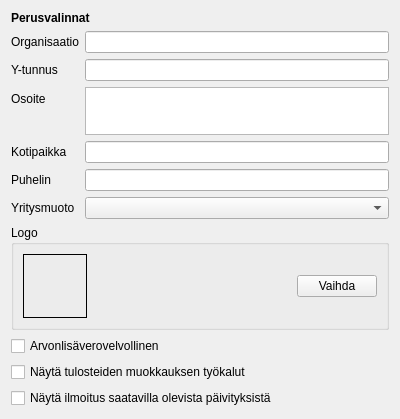
Old version of the form kitupiikki/maaritys/perusvalinnat.ui in the repository artoh/kitupiikki.
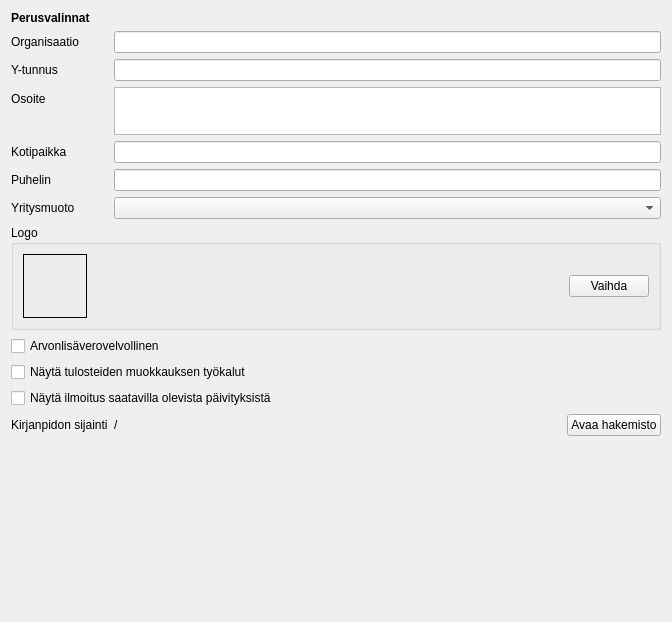
New version of the form.

Commit message: Perusvalinnoissa kirjanpidon sijainti

```diff
--- a/kitupiikki/maaritys/perusvalinnat.ui
+++ b/kitupiikki/maaritys/perusvalinnat.ui
@@ -6,24 +6,22 @@
    <rect>
     <x>0</x>
     <y>0</y>
-    <width>400</width>
-    <height>409</height>
+    <width>672</width>
+    <height>622</height>
    </rect>
   </property>
   <property name="windowTitle">
    <string>Form</string>
   </property>
-  <layout class="QVBoxLayout" name="verticalLayout_2">
-   <item>
+  <layout class="QFormLayout" name="formLayout">
+   <item row="0" column="0" colspan="2">
     <widget class="QLabel" name="label_3">
      <property name="text">
       <string>&lt;html&gt;&lt;head/&gt;&lt;body&gt;&lt;p&gt;&lt;span style=&quot; font-weight:600;&quot;&gt;Perusvalinnat&lt;/span&gt;&lt;/p&gt;&lt;/body&gt;&lt;/html&gt;</string>
      </property>
     </widget>
    </item>
-   <item>
-    <layout class="QFormLayout" name="formLayout">
-     <item row="0" column="0">
+   <item row="1" column="0">
       <widget class="QLabel" name="label">
        <property name="text">
         <string>Organisaatio</string>
@@ -33,10 +31,10 @@
        </property>
       </widget>
      </item>
-     <item row="0" column="1">
+   <item row="1" column="1">
       <widget class="QLineEdit" name="organisaatioEdit"/>
      </item>
-     <item row="1" column="0">
+   <item row="3" column="0">
       <widget class="QLabel" name="label_2">
        <property name="text">
         <string>Y-tunnus</string>
@@ -46,10 +44,10 @@
        </property>
       </widget>
      </item>
-     <item row="1" column="1">
+   <item row="3" column="1">
       <widget class="QLineEdit" name="ytunnusEdit"/>
      </item>
-     <item row="2" column="0">
+   <item row="5" column="0">
       <widget class="QLabel" name="label_4">
        <property name="text">
         <string>Osoite</string>
@@ -59,7 +57,7 @@
        </property>
       </widget>
      </item>
-     <item row="2" column="1">
+   <item row="5" column="1">
       <widget class="QTextEdit" name="osoiteEdit">
        <property name="maximumSize">
         <size>
@@ -79,7 +77,7 @@
        </property>
       </widget>
      </item>
-     <item row="3" column="0">
+   <item row="7" column="0">
       <widget class="QLabel" name="label_5">
        <property name="text">
         <string>Kotipaikka</string>
@@ -89,10 +87,10 @@
        </property>
       </widget>
      </item>
-     <item row="3" column="1">
+   <item row="7" column="1">
       <widget class="QLineEdit" name="kotipaikkaEdit"/>
      </item>
-     <item row="4" column="0">
+   <item row="9" column="0">
       <widget class="QLabel" name="label_6">
        <property name="text">
         <string>Puhelin</string>
@@ -102,22 +100,20 @@
        </property>
       </widget>
      </item>
-     <item row="4" column="1">
+   <item row="9" column="1">
       <widget class="QLineEdit" name="puhelinEdit"/>
      </item>
-     <item row="5" column="0">
+   <item row="11" column="0">
       <widget class="QLabel" name="muotoLabel">
        <property name="text">
         <string>Yritysmuoto</string>
        </property>
       </widget>
      </item>
-     <item row="5" column="1">
+   <item row="11" column="1">
       <widget class="QComboBox" name="muotoCombo"/>
      </item>
-    </layout>
-   </item>
-   <item>
+   <item row="13" column="0" colspan="2">
     <widget class="QGroupBox" name="groupBox">
      <property name="title">
       <string>Logo</string>
@@ -168,28 +164,28 @@
      </layout>
     </widget>
    </item>
-   <item>
+   <item row="15" column="0" colspan="2">
     <widget class="QCheckBox" name="alvCheck">
      <property name="text">
       <string>Arvonlisäverovelvollinen</string>
      </property>
     </widget>
    </item>
-   <item>
+   <item row="17" column="0" colspan="2">
     <widget class="QCheckBox" name="edistyneetCheck">
      <property name="text">
       <string>Näytä tulosteiden muokkauksen työkalut</string>
      </property>
     </widget>
    </item>
-   <item>
+   <item row="19" column="0" colspan="2">
     <widget class="QCheckBox" name="paivitysCheck">
      <property name="text">
       <string>Näytä ilmoitus saatavilla olevista päivityksistä</string>
      </property>
     </widget>
    </item>
-   <item>
+   <item row="23" column="1">
     <spacer name="verticalSpacer">
      <property name="orientation">
       <enum>Qt::Vertical</enum>
@@ -202,6 +198,44 @@
      </property>
     </spacer>
    </item>
+   <item row="21" column="0">
+    <widget class="QLabel" name="label_7">
+     <property name="text">
+      <string>Kirjanpidon sijainti</string>
+     </property>
+    </widget>
+   </item>
+   <item row="21" column="1">
+    <layout class="QHBoxLayout" name="horizontalLayout_2">
+     <item>
+      <widget class="QLabel" name="sijaintiLabel">
+       <property name="text">
+        <string>/</string>
+       </property>
+      </widget>
+     </item>
+     <item>
+      <spacer name="horizontalSpacer_2">
+       <property name="orientation">
+        <enum>Qt::Horizontal</enum>
+       </property>
+       <property name="sizeHint" stdset="0">
+        <size>
+         <width>40</width>
+         <height>20</height>
+        </size>
+       </property>
+      </spacer>
+     </item>
+     <item>
+      <widget class="QPushButton" name="hakemistoNappi">
+       <property name="text">
+        <string>Avaa hakemisto</string>
+       </property>
+      </widget>
+     </item>
+    </layout>
+   </item>
   </layout>
  </widget>
  <resources/>
```
Lines whose indentation alone changed are shown as unchanged. The commit also changes 2 other files.
